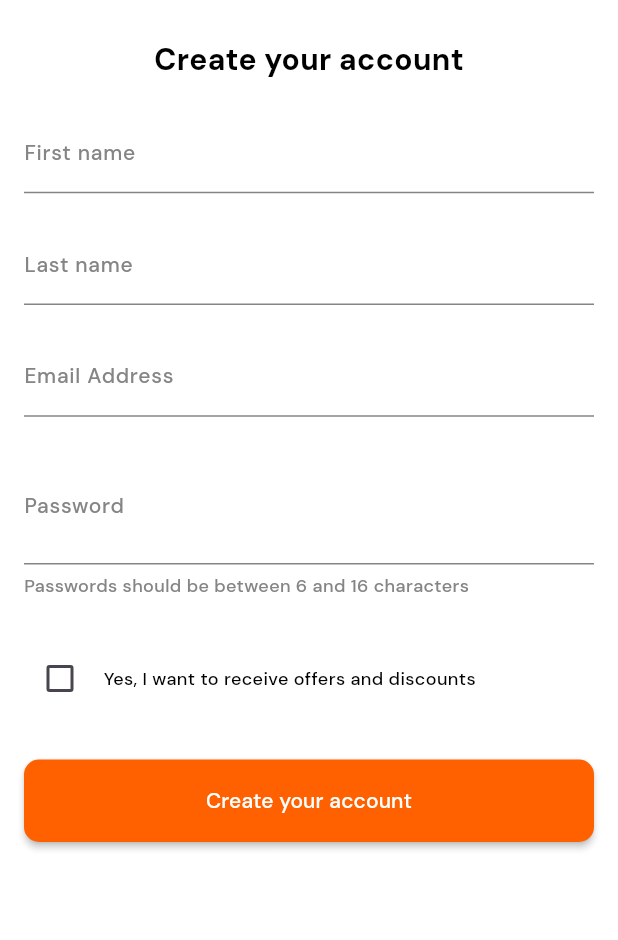
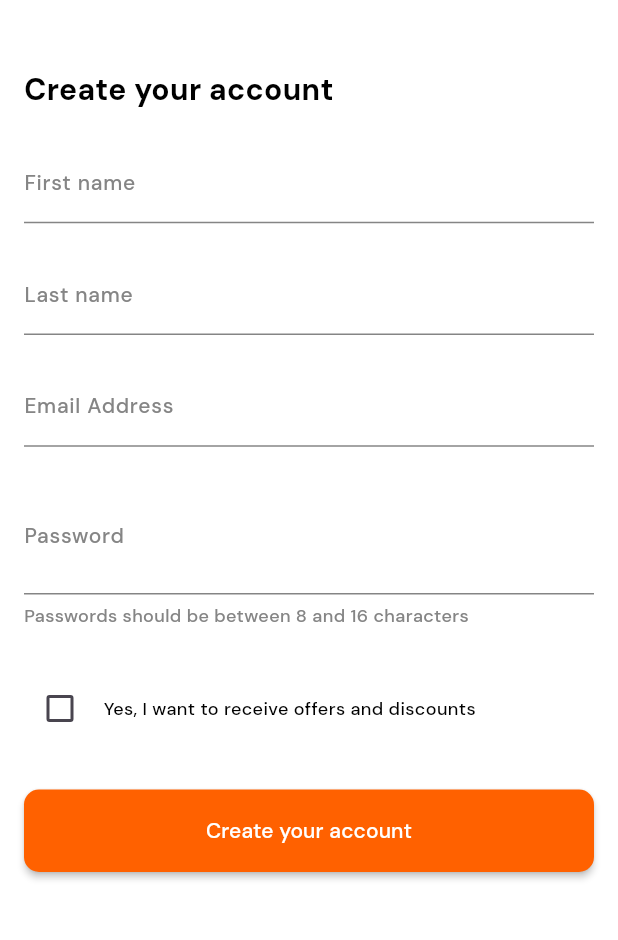
Before and after one commit to FlutterZawya/Talabat_App, a Flutter app: the screen it shows after launch, on a phone screen of 412 x 824 dp, the part 61-1001 px from its top. Run offline on Flutter 3.47's test engine with Material 3 defaults, Android fonts, the phone set to English and light mode, and no system bars; our stand-ins replace device_preview, flutter_spinkit, flutter_svg, go_router.

Commit message:
finish sign up form

```diff
--- a/lib/features/auth/presentation/views/widgets/custom_sign_up_form.dart
+++ b/lib/features/auth/presentation/views/widgets/custom_sign_up_form.dart
@@ -1,5 +1,4 @@
 import 'dart:developer';
-
 import 'package:flutter/material.dart';
 import 'package:flutter/widgets.dart';
 import 'package:talabat_app/core/utils/functions/text_form_validation.dart';
@@ -29,8 +28,6 @@ class _CustomSignUpFormState extends State<CustomSignUpForm> {
   Widget build(BuildContext context) {
     return Form(
         key: loginFormKey,
-        child: Padding(
-          padding: const EdgeInsets.symmetric(horizontal: 16),
         child: Column(
           crossAxisAlignment: CrossAxisAlignment.start,
           children: [
@@ -70,7 +67,7 @@ class _CustomSignUpFormState extends State<CustomSignUpForm> {
               height: 5,
             ),
             Text(
-                'Passwords should be between 6 and 16 characters',
+              'Passwords should be between 8 and 16 characters',
               style: AppStyles.medium12,
             ),
             SizedBox(
@@ -103,7 +100,6 @@ class _CustomSignUpFormState extends State<CustomSignUpForm> {
               },
             ),
           ],
-          ),
         ));
   }
 }
--- a/lib/features/auth/presentation/views/widgets/sign_up_body.dart
+++ b/lib/features/auth/presentation/views/widgets/sign_up_body.dart
@@ -7,10 +7,13 @@ class SignUpBody extends StatelessWidget {
 
   @override
   Widget build(BuildContext context) {
-    return Column(
+    return Padding(
+      padding: const EdgeInsets.symmetric(horizontal: 16),
+      child: Column(
+        crossAxisAlignment: CrossAxisAlignment.start,
         children: [
           SizedBox(
-          height: 10,
+            height: 30,
           ),
           Text(
             'Create your account',
@@ -21,6 +24,7 @@ class SignUpBody extends StatelessWidget {
           ),
           CustomSignUpForm(),
         ],
+      ),
     );
   }
 }
```
Lines whose indentation alone changed are shown as unchanged.
